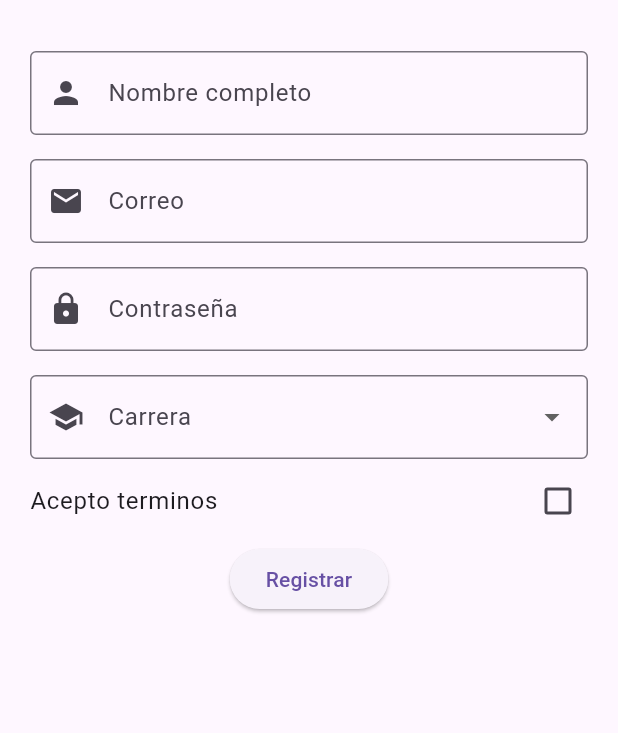
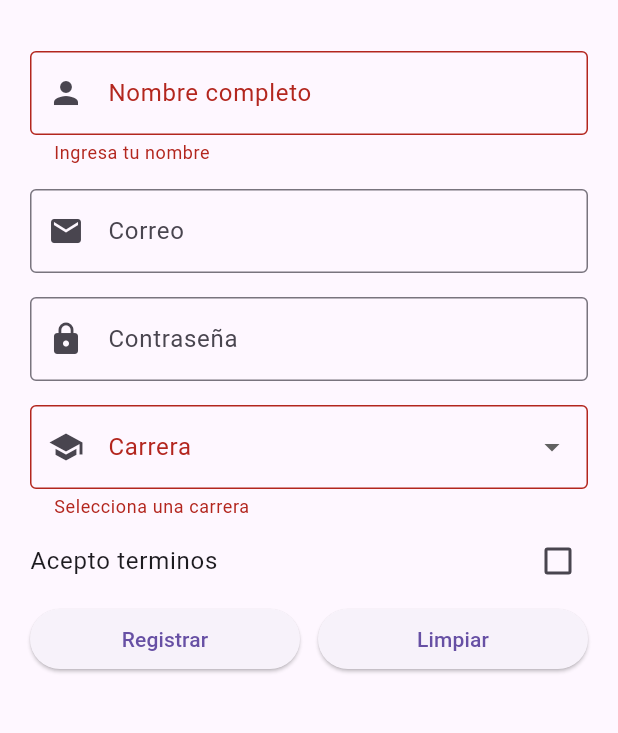
Before and after one commit to Irving2355/Dispositivos-Moviles-2026, a Flutter app: the screen it shows after launch, after a tap on "Registrar", on a phone screen of 412 x 824 dp, the part 63-796 px from its top. Run offline on Flutter 3.47's test engine with Material 3 defaults, Android fonts, the phone set to English and light mode, and no system bars.

Commit message:
Clase 2026-08-26 - Grupo 7C

```diff
--- a/clases/formularios/lib/main.dart
+++ b/clases/formularios/lib/main.dart
@@ -154,16 +154,80 @@ class _RegistroPageState extends State<RegistroPage> {
                   }
                 ),
 
-                ElevatedButton(
-                  onPressed: (){
+                //frow -> fex
+                Row(
+                  children: [
+                    Expanded(
+                      child: ElevatedButton(
+                        onPressed: _registrar,
+                        child: Text('Registrar',),
+                      ),
+                    ),
 
-                  },
-                  child: Text('Registrar',),
-                  ),
+                    SizedBox(
+                      width: 12,
+                    ),
+
+                    Expanded(
+                      child: ElevatedButton(
+                        onPressed: limpiar,
+                        child: Text('Limpiar',),
+                      ),
+                    )
+                  ],
+                ),
+
             ],
           ),
         ),
         ),
     );
   }
+
+  void _registrar(){
+    final formularioValido = _formKey
+                            .currentState!.validate();
+
+    if(!formularioValido){
+      return;
+    }
+
+    if(!_aceptaTerminos){
+      ScaffoldMessenger
+        .of(context)
+        .showSnackBar(
+          SnackBar(
+            content: Text('Debes aceptar los terminos',),
+          ),
+        );
+      return;
+    }
+
+    final nombre = _nombreController
+                      .text.trim();
+
+    final correo = _correoController
+                      .text.trim();
+
+    print('Nombre: $nombre');
+    print('Correo: $correo');
+    print('Carrera: $_carrera');
+
+    ScaffoldMessenger.of(context).showSnackBar(
+      SnackBar(
+        content: Text('Alumno registrado',),
+      ),
+    );
+  }
+
+  void limpiar(){
+    _nombreController.clear();
+    _correoController.clear();
+    _passworController.clear();
+
+    setState(() {
+      _carrera = null;
+      _aceptaTerminos = false;
+    });
+  }
 }
```
